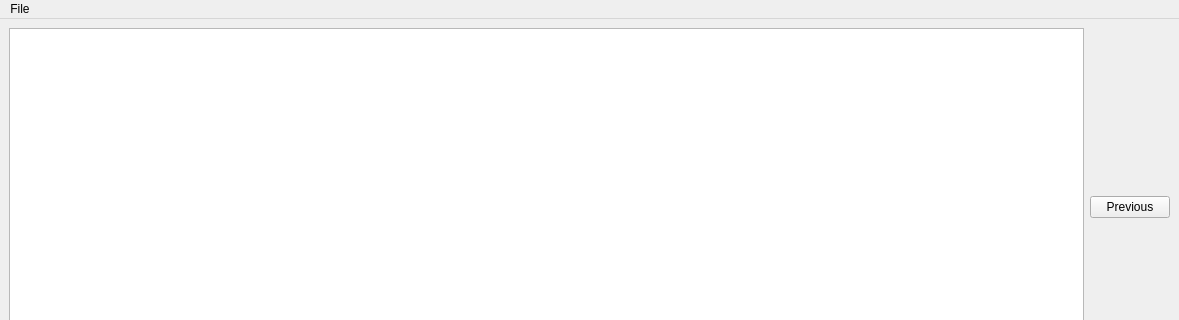
This is ui/ui_GPPlot.ui in neutrons/PyVDrive as Qt 5 draws it before an edit; both pictures show x 0 to 1179 and y 0 to 320 of the 1179 by 809 pixel window. The edited form follows.
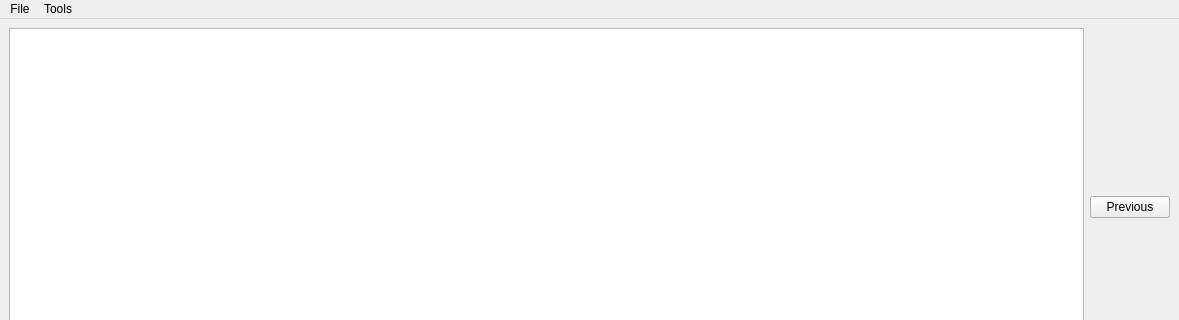
This is the edited form.

```diff
--- a/ui/ui_GPPlot.ui
+++ b/ui/ui_GPPlot.ui
@@ -115,7 +115,15 @@
     </property>
     <addaction name="actionSave"/>
    </widget>
+   <widget class="QMenu" name="menuTool">
+    <property name="title">
+     <string>Tools</string>
+    </property>
+    <addaction name="actionNormalize_to_Vanadium"/>
+    <addaction name="actionNormalize_to_Proton_Charge"/>
+   </widget>
    <addaction name="menuFile"/>
+   <addaction name="menuTool"/>
   </widget>
   <widget class="QStatusBar" name="statusbar"/>
   <action name="actionSave">
```
Left out of the diff: 10 changed lines with no effect on the pictures.
